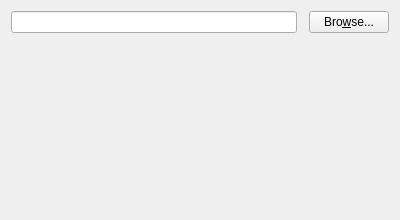
Before: the Qt Designer form Libraries/MiKTeX/UI/Qt/SiteWizLocal.ui in MiKTeX/miktex, drawn with Qt 5.
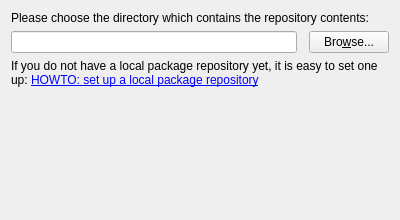
After: the same form once the commit is applied.

What changed in the file:
```diff
--- a/Libraries/MiKTeX/UI/Qt/SiteWizLocal.ui
+++ b/Libraries/MiKTeX/UI/Qt/SiteWizLocal.ui
@@ -18,9 +18,22 @@
    <string>Local Package Repository</string>
   </property>
   <property name="subTitle">
-   <string>Packages will be installed from a directory on your computer.</string>
+   <string>A local MiKTeX package repository is a directory on your file system which mirrors a remote package repository.</string>
   </property>
   <layout class="QVBoxLayout">
+   <item>
+    <widget class="QLabel" name="label">
+     <property name="text">
+      <string>Please choose the directory which contains the repository contents:</string>
+     </property>
+     <property name="wordWrap">
+      <bool>true</bool>
+     </property>
+     <property name="openExternalLinks">
+      <bool>true</bool>
+     </property>
+    </widget>
+   </item>
    <item>
     <layout class="QHBoxLayout">
      <item>
@@ -55,6 +68,20 @@
      </item>
     </layout>
    </item>
+   <item>
+    <widget class="QLabel" name="label_2">
+     <property name="text">
+      <string>&lt;p&gt;If you do not have a local package repository yet, it is easy to set one up: &lt;a href=&quot;https://miktex.org/howto/local-repository&quot;&gt;HOWTO: set up a local package repository&lt;/a&gt;&lt;/p&gt;
+</string>
+     </property>
+     <property name="wordWrap">
+      <bool>true</bool>
+     </property>
+     <property name="openExternalLinks">
+      <bool>true</bool>
+     </property>
+    </widget>
+   </item>
    <item>
     <spacer>
      <property name="orientation">
```
